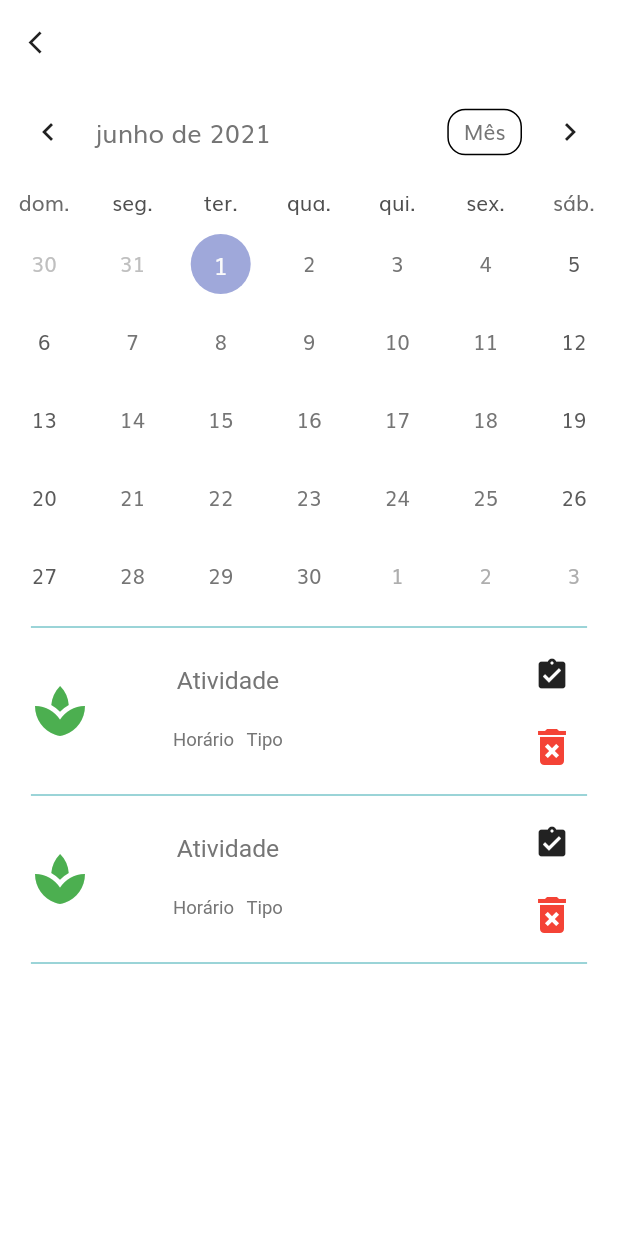
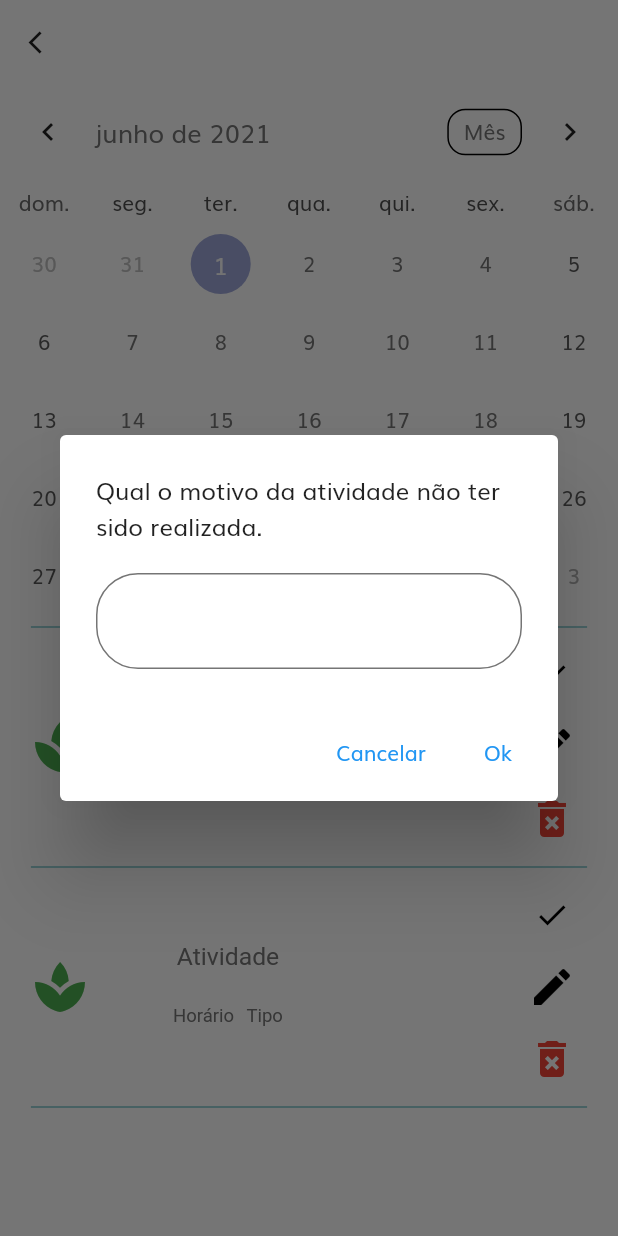
Before and after one commit to anselmoparente/MoveDor, a Flutter app: the CalendarPage screen opened directly, after a tap on the "delete forever" icon, on a phone screen of 412 x 824 dp. Run offline on Flutter 3.47's test engine with Material 2 defaults, Android fonts, the phone set to English and light mode, and no system bars; drawn by our look-alikes of table_calendar; our stand-ins replace fl_chart, flutter_datetime_picker, flutter_mobx, flutter_svg, google_nav_bar, line_icons and 5 more; missing offline and left inert: rich_alert; accounts and stored records are empty; generated files the repository leaves out were written again; Roboto replaces fonts that are missing (MontserratRegular).

Commit message:
Corrigido tela do calendario

```diff
--- a/lib/screens/diary/calendar_page.dart
+++ b/lib/screens/diary/calendar_page.dart
@@ -7,7 +7,6 @@ import 'package:movedor/screens/diary/components/dialog_borg.dart';
 import 'package:table_calendar/table_calendar.dart';
 
 class CalendarPage extends StatefulWidget {
-
   @override
   _CalendarPageState createState() => _CalendarPageState();
 }
@@ -23,7 +22,7 @@ class _CalendarPageState extends State<CalendarPage> {
     controller.actualDay = DateTime.now();
   }
 
-  void _showFontSizePickerDialog() async {
+  void _showBorgDialog() async {
     final selectedSliderValue = await showDialog<double>(
       context: context,
       builder: (context) =>
@@ -35,6 +34,37 @@ class _CalendarPageState extends State<CalendarPage> {
         controller.changeValueBorg(selectedSliderValue);
       });
     }
+  }
+
+  void _showAnswerDialog() {
+    showDialog(
+      context: context,
+      builder: (BuildContext context) {
+        return AlertDialog(
+          title: Text(
+            "Qual o motivo da atividade não ter sido realizada.",
+            style: TextStyle(
+              fontSize: 16,
+            ),
+          ),
+          content: TextField(),
+          actions: <Widget>[
+            TextButton(
+              child: Text("Cancelar"),
+              onPressed: () {
+                Navigator.of(context).pop();
+              },
+            ),
+            TextButton(
+              child: Text("Ok"),
+              onPressed: () {
+                Navigator.of(context).pop();
+              },
+            ),
+          ],
+        );
+      },
+    );
   }
 
   @override
@@ -101,39 +131,6 @@ class _CalendarPageState extends State<CalendarPage> {
                 color: Color(0xff36a9b0),
               ),
             ),
-            /*Row(
-              children: [
-                Container(
-                  alignment: Alignment.centerLeft,
-                  margin: EdgeInsets.only(left: 20, bottom: 20),
-                  child: Text(
-                    'Atividade realizada?',
-                    style: TextStyle(
-                      fontFamily: 'MontserratRegular',
-                      fontSize: mediaSize.width * 0.04,
-                    ),
-                  ),
-                ),
-                Wrap(
-                  children: [
-                    componentForms(context, 'Sim', true),
-                    componentForms(context, 'Não', true),
-                  ],
-                ),
-              ],
-            ),
-            IconButton(
-              icon: Icon(Icons.add),
-              onPressed: () {
-                _showFontSizePickerDialog();
-              },
-            ),
-            Container(
-              width: mediaSize.width * 0.9,
-              child: Divider(
-                color: Color(0xff36a9b0),
-              ),
-            ),*/
           ],
         ),
       ),
@@ -191,7 +188,7 @@ class _CalendarPageState extends State<CalendarPage> {
     );
   }
 
-  Widget activityFrame(BuildContext context){
+  Widget activityFrame(BuildContext context) {
     return Row(
       mainAxisAlignment: MainAxisAlignment.spaceBetween,
       children: [
@@ -220,8 +217,7 @@ class _CalendarPageState extends State<CalendarPage> {
               ),
               Container(
                   margin: EdgeInsets.only(top: 20),
-              child: Row(
-                  children: [
+                  child: Row(children: [
                     Text(
                       'Horário',
                       style: TextStyle(
@@ -229,9 +225,7 @@ class _CalendarPageState extends State<CalendarPage> {
                         fontSize: mediaSize.width * 0.03,
                       ),
                     ),
-                    Text(
-                      '  '
-                    ),
+                    Text('  '),
                     Text(
                       'Tipo',
                       style: TextStyle(
@@ -239,32 +233,41 @@ class _CalendarPageState extends State<CalendarPage> {
                         fontSize: mediaSize.width * 0.03,
                       ),
                     ),
-                  ]
-                )
-              )
+                  ]))
             ],
           ),
         ),
         Container(
           alignment: Alignment.center,
           margin: EdgeInsets.only(right: 20),
-          child:
-            Column(
+          child: Column(
             children: [
               IconButton(
-                  icon: Icon(Icons.assignment_turned_in),
+                icon: Icon(
+                  Icons.done,
+                  color: Colors.black,
+                ),
                 onPressed: () {
-                      _showFontSizePickerDialog();
+                  _showBorgDialog();
                 },
               ),
               IconButton(
                 iconSize: 32,
-                  icon:
-                    Icon(
+                icon: Icon(
+                  Icons.edit,
+                  color: Colors.black,
+                ),
+                onPressed: () {},
+              ),
+              IconButton(
+                iconSize: 32,
+                icon: Icon(
                   Icons.delete_forever,
                   color: Colors.red,
                 ),
-                    onPressed: () {},
+                onPressed: () {
+                  _showAnswerDialog();
+                },
               ),
             ],
           ),
```
Lines whose indentation alone changed are shown as unchanged.
